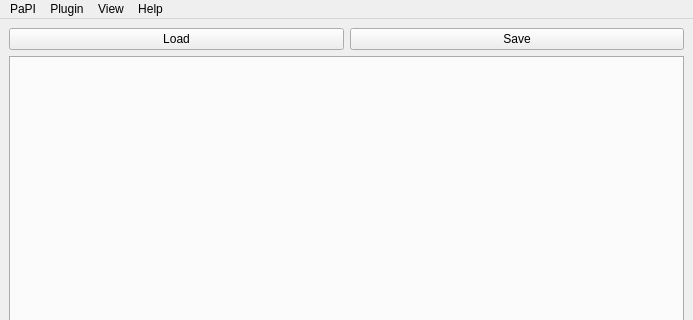
TUB-Control/PaPI, file ui/gui/qt_new/main.ui: the form before one commit; both pictures show x 0 to 693 and y 0 to 320 of the 693 by 600 pixel window.
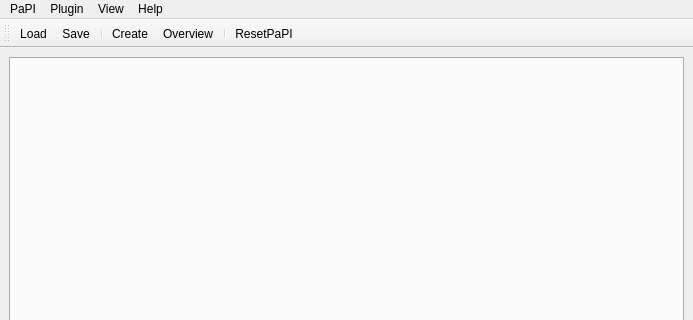
The form after the commit.

Commit message: removed buttons, added toolbar

Patch:
```diff
--- a/ui/gui/qt_new/main.ui
+++ b/ui/gui/qt_new/main.ui
@@ -15,28 +15,6 @@
   </property>
   <widget class="QWidget" name="centralwidget">
    <layout class="QVBoxLayout" name="verticalLayout_2">
-    <item>
-     <layout class="QVBoxLayout" name="verticalLayout">
-      <item>
-       <layout class="QHBoxLayout" name="horizontalLayout">
-        <item>
-         <widget class="QPushButton" name="loadButton">
-          <property name="text">
-           <string>Load</string>
-          </property>
-         </widget>
-        </item>
-        <item>
-         <widget class="QPushButton" name="saveButton">
-          <property name="text">
-           <string>Save</string>
-          </property>
-         </widget>
-        </item>
-       </layout>
-      </item>
-     </layout>
-    </item>
     <item>
      <widget class="QTabWidget" name="widgetTabs">
       <property name="contextMenuPolicy">
@@ -106,6 +84,24 @@
    <addaction name="menuHelp"/>
   </widget>
   <widget class="QStatusBar" name="statusbar"/>
+  <widget class="QToolBar" name="toolBar">
+   <property name="windowTitle">
+    <string>toolBar</string>
+   </property>
+   <attribute name="toolBarArea">
+    <enum>TopToolBarArea</enum>
+   </attribute>
+   <attribute name="toolBarBreak">
+    <bool>false</bool>
+   </attribute>
+   <addaction name="actionLoad"/>
+   <addaction name="actionSave"/>
+   <addaction name="separator"/>
+   <addaction name="actionCreate"/>
+   <addaction name="actionOverview"/>
+   <addaction name="separator"/>
+   <addaction name="actionResetPaPI"/>
+  </widget>
   <action name="actionLoad">
    <property name="text">
     <string>Load</string>
```
The commit also changes 7 other files.
